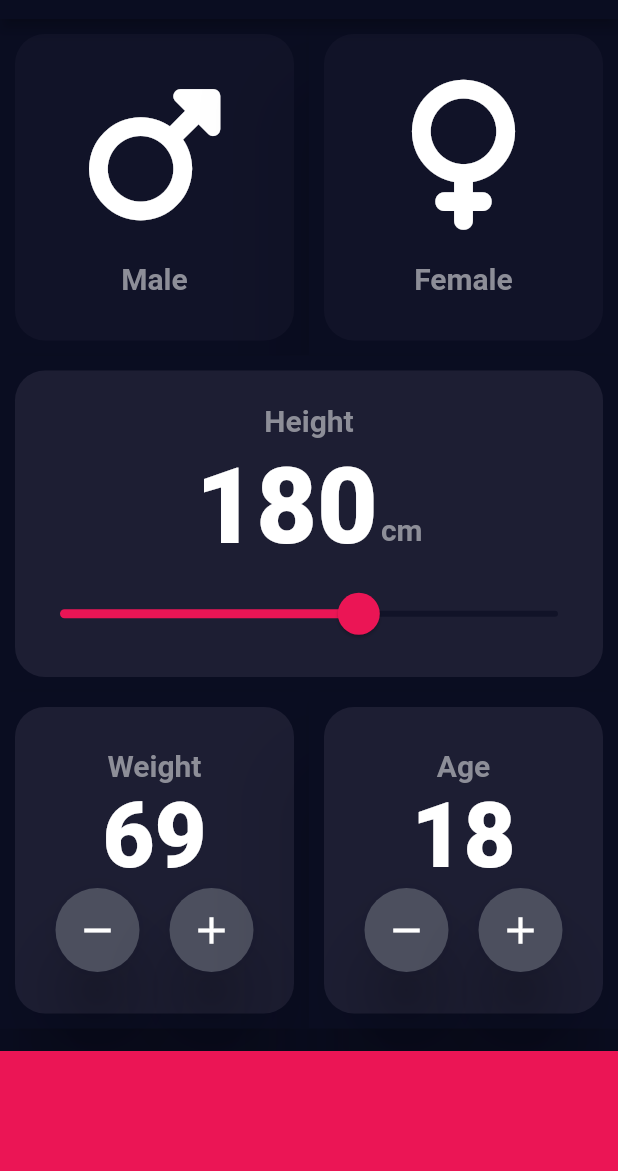
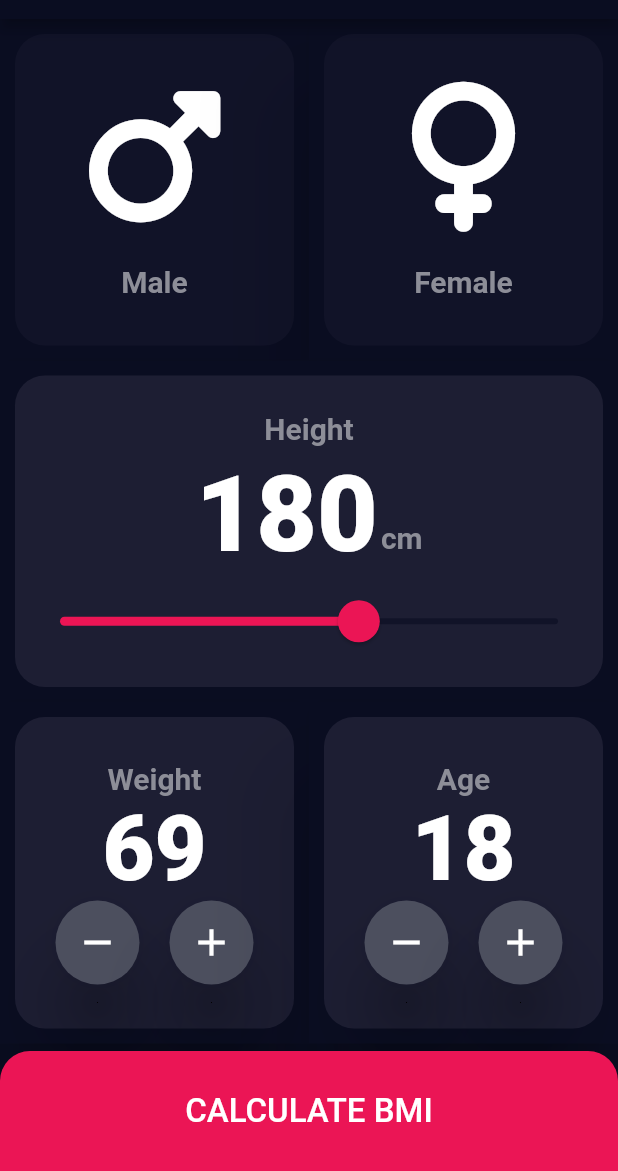
Before and after one commit to Mahad871/BMI_Calculator, a Flutter app: the screen it shows after launch, on a phone screen of 412 x 824 dp, the part 65-1236 px from its top. Run offline on Flutter 3.47's test engine with Material 2 defaults, Android fonts, the light colour scheme and no system bars; our stand-ins replace font_awesome_flutter.

```diff
--- a/lib/constants.dart
+++ b/lib/constants.dart
@@ -14,6 +14,8 @@ const TextStyle kNumberTextStyleSlider =
     TextStyle(fontSize: 70.0, fontWeight: FontWeight.w900);
 const TextStyle kNumberTextStyle =
     TextStyle(fontSize: 60.0, fontWeight: FontWeight.w900);
+const TextStyle kBottomTextStyle =
+    TextStyle(fontSize: 22.0, fontWeight: FontWeight.w500);
 
 int kHeightSlider = 180, kWeight = 69, kAge = 18;
 double kMaxSlider = 220, kMinSlider = 120;
--- a/lib/input_page.dart
+++ b/lib/input_page.dart
@@ -202,9 +202,26 @@ class _InputPageState extends State<InputPage> {
             ),
           ),
           Container(
-            margin: const EdgeInsets.only(top: 15),
-            color: kBottomContainerColor,
+            decoration: BoxDecoration(
+              borderRadius: BorderRadius.only(
+                  topRight: Radius.circular(20), topLeft: Radius.circular(20)),
+              color: kBottomContainerColor,
+            ),
+            margin: const EdgeInsets.fromLTRB(0, 5, 0, 0),
+            padding: EdgeInsets.all(20),
             height: kBottomContainerHeight,
+            child: Column(
+              crossAxisAlignment: CrossAxisAlignment.stretch,
+              mainAxisAlignment: MainAxisAlignment.center,
+              children: [
+                Center(
+                  child: Text(
+                    'CALCULATE BMI',
+                    style: kBottomTextStyle,
+                  ),
+                ),
+              ],
+            ),
           )
         ],
       ),
```
Also changed, not shown: 16 other files.
